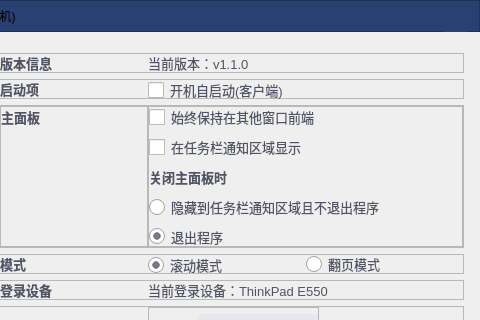
This is systemsettingwidget.ui in ZhouMei20220810/TEST as Qt 5 draws it before an edit; both pictures show x 160 to 640 and y 0 to 320 of the 640 by 556 pixel window. The edited form follows.
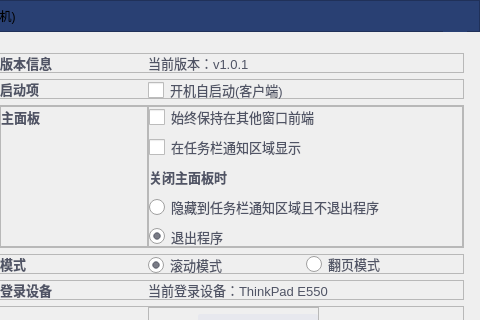
This is the edited form. Icons and pictures are not drawn. Custom widgets are drawn as their Qt base class.

```diff
--- a/systemsettingwidget.ui
+++ b/systemsettingwidget.ui
@@ -782,7 +782,7 @@
               <item>
                <widget class="QLabel" name="label_16">
                 <property name="text">
-                 <string>当前版本：v1.1.0</string>
+                 <string>当前版本：v1.0.1</string>
                 </property>
                </widget>
               </item>
```
Left out of the diff: 2 changed lines with no effect on the pictures.
